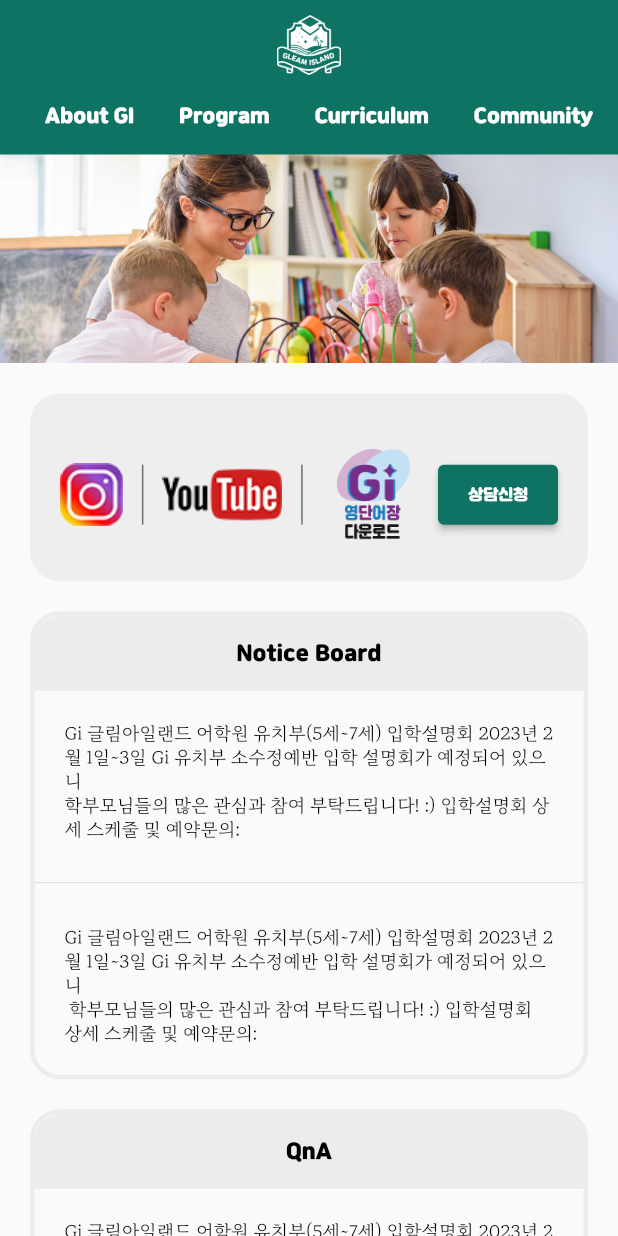
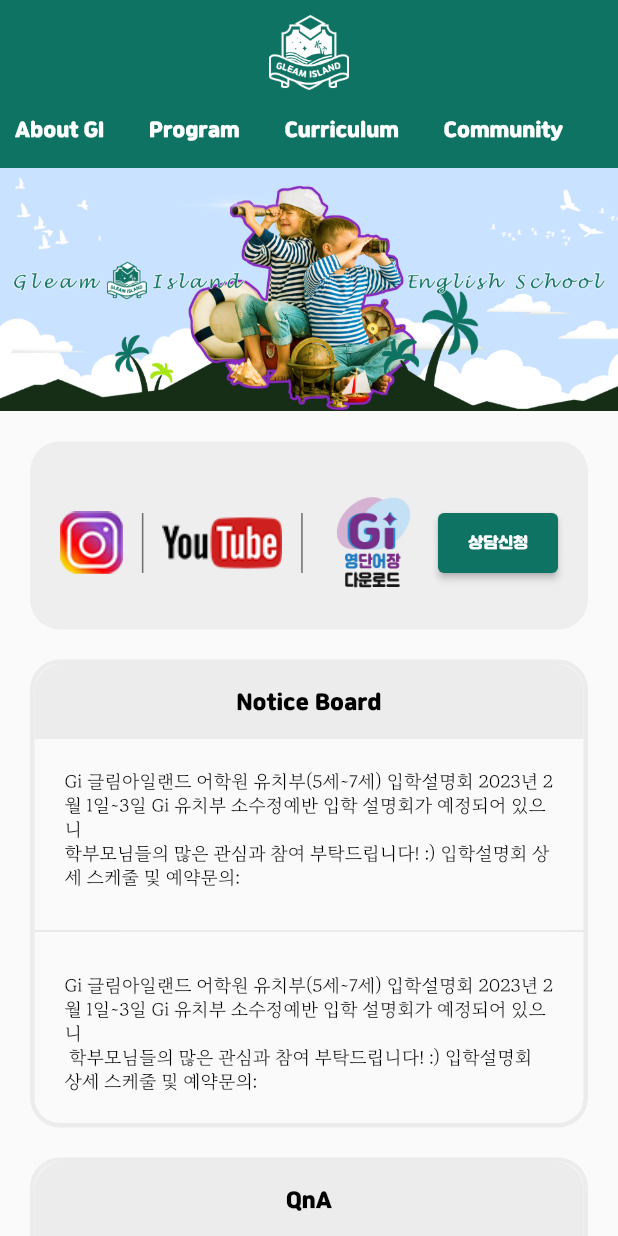
Before and after one commit to mirk098718/gi_english_website, a Flutter app: the screen it shows after launch, on a phone screen of 412 x 824 dp. Run offline on Flutter 3.47's test engine with Material 2 defaults, Android fonts, the phone set to English and light mode, and no system bars; our stand-ins replace cloud_firestore, firebase_auth, firebase_core, shared_preferences, syncfusion_flutter_calendar, webview_flutter; missing offline and left inert: shared_preferences_web; accounts and stored records are empty; statements that could not run were skipped.

Commit message:
모바일 메인 이미지 수정, 모바일 메인 로고 수정, 모바일 메인 앱바 사이즈 및 마진 수정

```diff
--- a/lib/pages/SchoolMainPage.dart
+++ b/lib/pages/SchoolMainPage.dart
@@ -80,8 +80,8 @@ class _SchoolMainPageState extends State<SchoolMainPage> {
               height: 40,
               child: ElevatedButton(
                 style: ElevatedButton.styleFrom(
-                  primary: Palette.black,
-                  onPrimary: Palette.black,
+                  backgroundColor: Palette.black,
+                  foregroundColor: Palette.black,
                 ),
                 onPressed: () {MenuUtil.push(context, SchoolConsultationPage());},
                 child: Text("상담신청",
@@ -367,7 +367,7 @@ class _SchoolMainPageState extends State<SchoolMainPage> {
 
   Widget mobileMainImage() {
     return Stack(alignment: Alignment.bottomRight, children: [
-      Container(child: Image.asset("assets/cafeMainImage.png")),
+      Container(child: Image.asset("assets/mainGateImageLightBlue.png")),
       // Container(
       //   margin: EdgeInsets.all(20),
       //   width: 150,
@@ -440,8 +440,8 @@ class _SchoolMainPageState extends State<SchoolMainPage> {
                     MenuUtil.push(context, SchoolConsultationPage());
                   },
                   style: ElevatedButton.styleFrom(
-                    primary: Palette.deepGreen,
-                    onPrimary: Palette.black,
+                    backgroundColor: Palette.deepGreen,
+                    foregroundColor: Palette.black,
                   ),
                 ),
               )
--- a/lib/widget/MobileSchoolLayout.dart
+++ b/lib/widget/MobileSchoolLayout.dart
@@ -35,8 +35,8 @@ class _MobileSchoolLayoutState extends State<MobileSchoolLayout> {
     return Scaffold(
       body: Stack(
         children: [
-          Positioned(top: 102, bottom: 0, left: 0, right: 0, child: widget.content),
-          Positioned(top: 51, left: 0, right: 0, child: appBar2(context)),
+          Positioned(top: 111, bottom: 0, left: 0, right: 0, child: widget.content),
+          Positioned(top: 60, left: 0, right: 0, child: appBar2(context)),
           Positioned(top: 0, left: 0, right: 0, child: appBar1(context))
 
         ],
@@ -48,7 +48,7 @@ class _MobileSchoolLayoutState extends State<MobileSchoolLayout> {
   Widget appBar1(BuildContext context) {
     return Stack(children: [
       Container(
-        height: widget.height,
+        height: 60,
         color: Palette.deepGreen,
       ),
       Container(
@@ -57,7 +57,7 @@ class _MobileSchoolLayoutState extends State<MobileSchoolLayout> {
         alignment: Alignment.topCenter,
         child:
             InkWell(
-              child: Container(height: 40,child: Image.asset("assets/giEmblem.png")),
+              child: Container(height: 50,child: Image.asset("assets/giEmblem.png")),
               onTap: () {
                 MenuUtil.push(context, SchoolMainPage());
               },
@@ -73,7 +73,6 @@ class _MobileSchoolLayoutState extends State<MobileSchoolLayout> {
 
       Container(
         height: widget.height,
-        padding: EdgeInsets.only(left: 5, right: 5),
         color: Palette.deepGreen,
       ),
       SizedBox(width: 30,),
@@ -82,8 +81,6 @@ class _MobileSchoolLayoutState extends State<MobileSchoolLayout> {
         child: SingleChildScrollView(
           scrollDirection: Axis.horizontal,
           child: Row(
-            mainAxisAlignment: MainAxisAlignment.end,
-            crossAxisAlignment: CrossAxisAlignment.start,
             children: [
               // InkWell(
               //   child:
@@ -129,7 +126,7 @@ class _MobileSchoolLayoutState extends State<MobileSchoolLayout> {
               //         });
               //   },
               // ),
-              SizedBox(width: 30),
+              SizedBox(width: 10),
               InkWell(
                 onTap: (){MenuUtil.push(context, SchoolAboutPage());},
                 child: Container(
```
Also changed, not shown: pubspec.lock, 1 other file.
